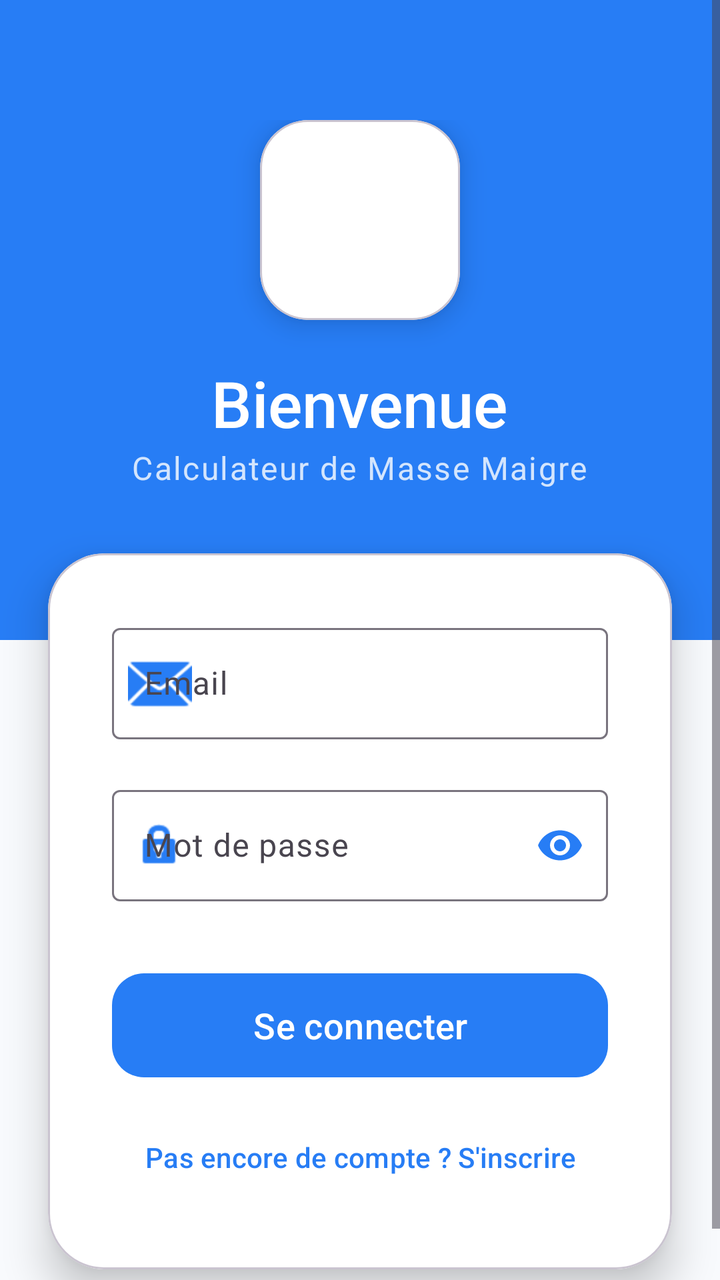
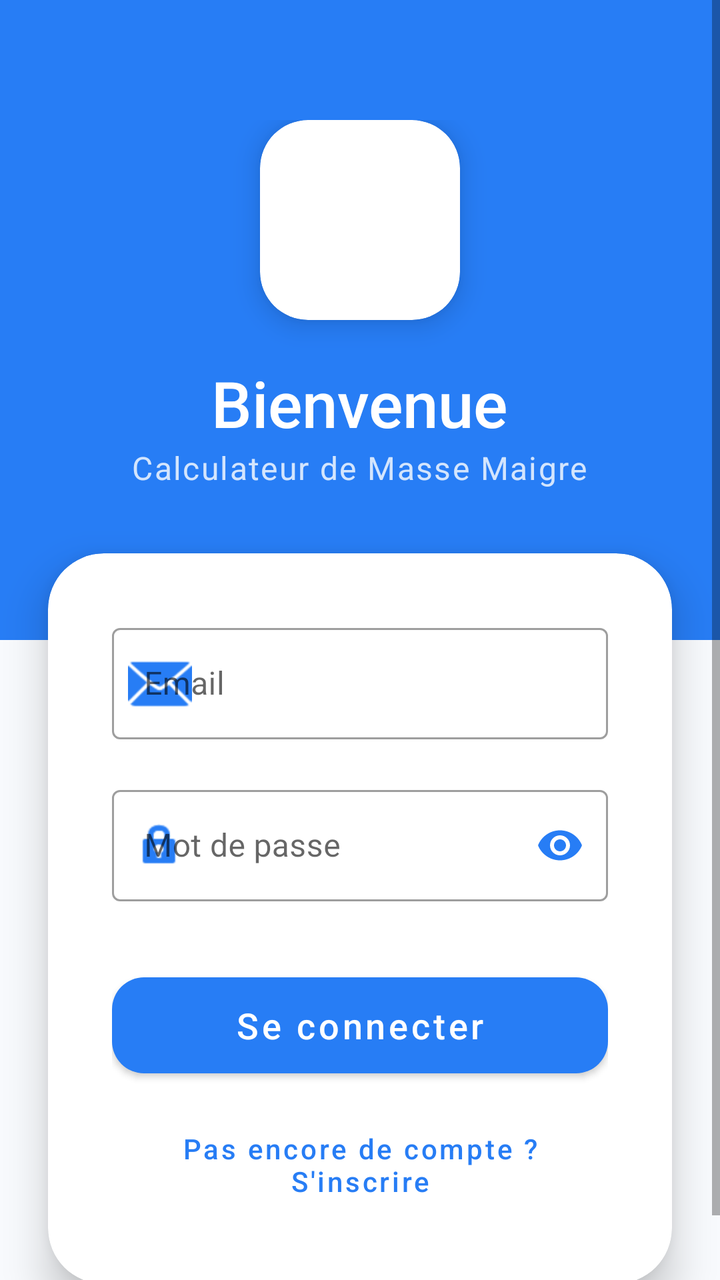

The first picture is an Android layout as it rendered before a commit; the second is the same layout after the commit. The layout source and the unified diff follow.
<!-- AndroidManifest.xml: application theme Theme.LeanMassCalculator -->
<!-- res/layout/activity_login.xml -->
<?xml version="1.0" encoding="utf-8"?>
<ScrollView xmlns:android="http://schemas.android.com/apk/res/android"
    xmlns:app="http://schemas.android.com/apk/res-auto"
    xmlns:tools="http://schemas.android.com/tools"
    android:layout_width="match_parent"
    android:layout_height="match_parent"
    android:fillViewport="true"
    android:background="@color/background">

    <androidx.constraintlayout.widget.ConstraintLayout
        android:layout_width="match_parent"
        android:layout_height="wrap_content"
        tools:context=".auth.LoginActivity">

        <View
            android:id="@+id/headerBackground"
            android:layout_width="match_parent"
            android:layout_height="320dp"
            android:background="@color/primary"
            app:layout_constraintTop_toTopOf="parent" />

        <LinearLayout
            android:id="@+id/headerContent"
            android:layout_width="match_parent"
            android:layout_height="wrap_content"
            android:gravity="center"
            android:orientation="vertical"
            android:paddingTop="60dp"
            app:layout_constraintTop_toTopOf="parent">

            <com.google.android.material.card.MaterialCardView
                android:layout_width="100dp"
                android:layout_height="100dp"
                app:cardCornerRadius="24dp"
                app:cardElevation="8dp"
                app:cardBackgroundColor="@color/white">

                <ImageView
                    android:layout_width="match_parent"
                    android:layout_height="match_parent"
                    android:padding="12dp"
                    android:src="@mipmap/ic_launcher" />
            </com.google.android.material.card.MaterialCardView>

            <TextView
                android:layout_width="wrap_content"
                android:layout_height="wrap_content"
                android:layout_marginTop="20dp"
                android:text="@string/bienvenue"
                android:textColor="@color/white"
                android:textSize="32sp"
                android:fontFamily="sans-serif-medium" />

            <TextView
                android:layout_width="wrap_content"
                android:layout_height="wrap_content"
                android:text="@string/app_description"
                android:textColor="#CCFFFFFF"
                android:textSize="16sp"
                android:letterSpacing="0.05" />
        </LinearLayout>

        <com.google.android.material.card.MaterialCardView
            android:id="@+id/loginCard"
            android:layout_width="0dp"
            android:layout_height="wrap_content"
            android:layout_marginHorizontal="24dp"
            android:layout_marginTop="32dp"
            android:layout_marginBottom="32dp"
            app:cardCornerRadius="28dp"
            app:cardElevation="12dp"
            app:cardBackgroundColor="@color/surface"
            app:layout_constraintTop_toBottomOf="@id/headerContent"
            app:layout_constraintStart_toStartOf="parent"
            app:layout_constraintEnd_toEndOf="parent"
            app:layout_constraintBottom_toBottomOf="parent"
            app:layout_constraintVertical_bias="0.0">

            <LinearLayout
                android:layout_width="match_parent"
                android:layout_height="wrap_content"
                android:orientation="vertical"
                android:padding="32dp">

                <com.google.android.material.textfield.TextInputLayout
                    android:id="@+id/tilEmail"
                    style="@style/Widget.Material3.TextInputLayout.OutlinedBox"
                    android:layout_width="match_parent"
                    android:layout_height="wrap_content"
                    android:hint="@string/email"
                    app:startIconDrawable="@android:drawable/ic_dialog_email"
                    app:startIconTint="@color/primary">

                    <com.google.android.material.textfield.TextInputEditText
                        android:id="@+id/etEmail"
                        android:layout_width="match_parent"
                        android:layout_height="wrap_content"
                        android:inputType="textEmailAddress" />
                </com.google.android.material.textfield.TextInputLayout>

                <com.google.android.material.textfield.TextInputLayout
                    android:id="@+id/tilPassword"
                    style="@style/Widget.Material3.TextInputLayout.OutlinedBox"
                    android:layout_width="match_parent"
                    android:layout_height="wrap_content"
                    android:layout_marginTop="20dp"
                    android:hint="@string/password"
                    app:passwordToggleEnabled="true"
                    app:passwordToggleTint="@color/primary"
                    app:startIconDrawable="@android:drawable/ic_lock_idle_lock"
                    app:startIconTint="@color/primary">

                    <com.google.android.material.textfield.TextInputEditText
                        android:id="@+id/etPassword"
                        android:layout_width="match_parent"
                        android:layout_height="wrap_content"
                        android:inputType="textPassword" />
                </com.google.android.material.textfield.TextInputLayout>

                <com.google.android.material.button.MaterialButton
                    android:id="@+id/btnLogin"
                    android:layout_width="match_parent"
                    android:layout_height="60dp"
                    android:layout_marginTop="32dp"
                    android:text="@string/login"
                    android:textAllCaps="false"
                    android:textSize="18sp"
                    app:cornerRadius="16dp" />

                <com.google.android.material.button.MaterialButton
                    android:id="@+id/btnRegister"
                    style="@style/Widget.Material3.Button.TextButton"
                    android:layout_width="match_parent"
                    android:layout_height="wrap_content"
                    android:layout_marginTop="12dp"
                    android:text="@string/register_hint"
                    android:textAllCaps="false" />

                <ProgressBar
                    android:id="@+id/progressBar"
                    android:layout_width="32dp"
                    android:layout_height="32dp"
                    android:layout_gravity="center"
                    android:layout_marginTop="16dp"
                    android:indeterminateTint="@color/primary"
                    android:visibility="gone" />

            </LinearLayout>
        </com.google.android.material.card.MaterialCardView>
    </androidx.constraintlayout.widget.ConstraintLayout>
</ScrollView>
<!-- resources referenced by this layout -->
<resources>
  <color name="background">#F8FAFD</color>
  <color name="primary">#277DF5</color>
  <color name="surface">#FFFFFF</color>
  <color name="white">#FFFFFFFF</color>
  <!-- mipmap ic_launcher (mipmap-anydpi-v26) -->
  <?xml version="1.0" encoding="utf-8"?>
  <adaptive-icon xmlns:android="http://schemas.android.com/apk/res/android">
      <background android:drawable="@drawable/ic_launcher_background"/>
      <foreground android:drawable="@mipmap/ic_launcher_foreground"/>
      <monochrome android:drawable="@mipmap/ic_launcher_foreground"/>
  </adaptive-icon>
  <string name="app_description">Calculateur de Masse Maigre</string>
  <string name="bienvenue">Bienvenue</string>
  <string name="email">Email</string>
  <string name="login">Se connecter</string>
  <string name="password">Mot de passe</string>
  <string name="register_hint">Pas encore de compte ? S\'inscrire</string>
  <style name="Theme.LeanMassCalculator" parent="Theme.Material3.DayNight.NoActionBar">
          <item name="colorPrimary">@color/primary</item>
          <item name="colorOnPrimary">@color/white</item>
          <item name="colorPrimaryContainer">@color/primary_light</item>
          <item name="colorOnPrimaryContainer">@color/primary_dark</item>
  
          <item name="colorSecondary">@color/accent</item>
          <item name="colorOnSecondary">@color/white</item>
  
          <item name="android:navigationBarColor">@color/surface</item>
          <item name="android:statusBarColor">@color/primary</item>
          <item name="android:windowBackground">@color/background</item>
      </style>
  <!-- drawable ic_launcher_background (drawable) -->
  <?xml version="1.0" encoding="utf-8"?>
  <shape xmlns:android="http://schemas.android.com/apk/res/android">
      <solid android:color="#277DF5"/>
  </shape>
  <color name="primary_light">#EBF3FF</color>
  <color name="primary_dark">#1A5EBA</color>
  <color name="accent">#277DF5</color>
</resources>

<!-- the commit's change to res/layout/activity_login.xml (unified diff, before → after) -->
@@ -9,8 +9,7 @@
 
     <androidx.constraintlayout.widget.ConstraintLayout
         android:layout_width="match_parent"
-        android:layout_height="wrap_content"
-        tools:context=".auth.LoginActivity">
+        android:layout_height="wrap_content">
 
         <View
             android:id="@+id/headerBackground"
@@ -62,7 +61,7 @@
 
         <com.google.android.material.card.MaterialCardView
             android:id="@+id/loginCard"
-            android:layout_width="0dp"
+            android:layout_width="match_parent"
             android:layout_height="wrap_content"
             android:layout_marginHorizontal="24dp"
             android:layout_marginTop="32dp"
@@ -84,7 +83,7 @@
 
                 <com.google.android.material.textfield.TextInputLayout
                     android:id="@+id/tilEmail"
-                    style="@style/Widget.Material3.TextInputLayout.OutlinedBox"
+                    style="@style/Widget.MaterialComponents.TextInputLayout.OutlinedBox"
                     android:layout_width="match_parent"
                     android:layout_height="wrap_content"
                     android:hint="@string/email"
@@ -100,7 +99,7 @@
 
                 <com.google.android.material.textfield.TextInputLayout
                     android:id="@+id/tilPassword"
-                    style="@style/Widget.Material3.TextInputLayout.OutlinedBox"
+                    style="@style/Widget.MaterialComponents.TextInputLayout.OutlinedBox"
                     android:layout_width="match_parent"
                     android:layout_height="wrap_content"
                     android:layout_marginTop="20dp"
@@ -129,7 +128,7 @@
 
                 <com.google.android.material.button.MaterialButton
                     android:id="@+id/btnRegister"
-                    style="@style/Widget.Material3.Button.TextButton"
+                    style="@style/Widget.MaterialComponents.Button.TextButton"
                     android:layout_width="match_parent"
                     android:layout_height="wrap_content"
                     android:layout_marginTop="12dp"
<!-- resource entries referenced after the edit -->
@@ -17,16 +17,16 @@
   <string name="login">Se connecter</string>
   <string name="password">Mot de passe</string>
   <string name="register_hint">Pas encore de compte ? S\'inscrire</string>
-  <style name="Theme.LeanMassCalculator" parent="Theme.Material3.DayNight.NoActionBar">
+  <style name="Theme.LeanMassCalculator" parent="Theme.MaterialComponents.DayNight.NoActionBar">
           <item name="colorPrimary">@color/primary</item>
+          <item name="colorPrimaryVariant">@color/primary_dark</item>
           <item name="colorOnPrimary">@color/white</item>
-          <item name="colorPrimaryContainer">@color/primary_light</item>
-          <item name="colorOnPrimaryContainer">@color/primary_dark</item>
   
           <item name="colorSecondary">@color/accent</item>
+          <item name="colorSecondaryVariant">@color/primary_dark</item>
           <item name="colorOnSecondary">@color/white</item>
   
-          <item name="android:navigationBarColor">@color/surface</item>
+          <item name="android:navigationBarColor">@color/white</item>
           <item name="android:statusBarColor">@color/primary</item>
           <item name="android:windowBackground">@color/background</item>
       </style>
@@ -35,7 +35,6 @@
   <shape xmlns:android="http://schemas.android.com/apk/res/android">
       <solid android:color="#277DF5"/>
   </shape>
-  <color name="primary_light">#EBF3FF</color>
   <color name="primary_dark">#1A5EBA</color>
   <color name="accent">#277DF5</color>
 </resources>
